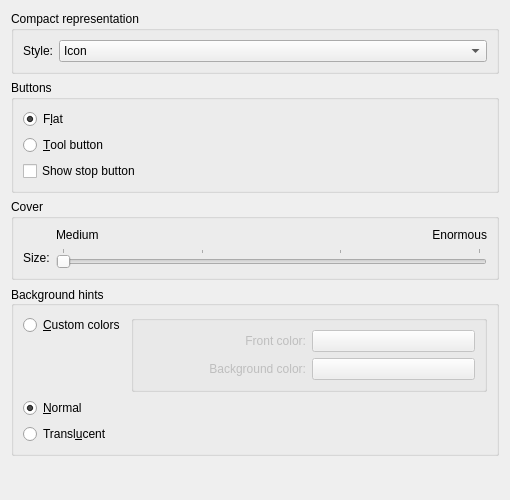
This is engine/generalconfig.ui in jsmitar/playbar2 as Qt 5 draws it before an edit. The edited form follows.
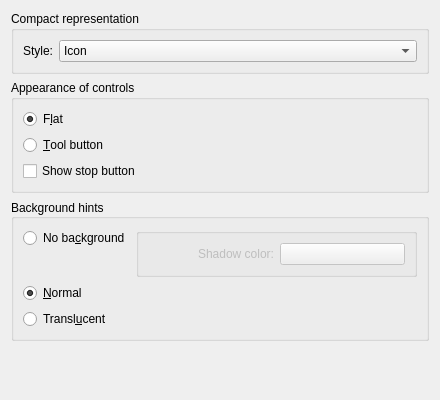
This is the edited form. Custom widgets are drawn as their Qt base class.

Commit message: Option for settting shadow color for formfactor planar

What changed in the file:
```diff
--- a/engine/generalconfig.ui
+++ b/engine/generalconfig.ui
@@ -6,8 +6,8 @@
    <rect>
     <x>0</x>
     <y>0</y>
-    <width>510</width>
-    <height>500</height>
+    <width>440</width>
+    <height>400</height>
    </rect>
   </property>
   <property name="sizePolicy">
@@ -18,8 +18,8 @@
   </property>
   <property name="minimumSize">
    <size>
-    <width>445</width>
-    <height>500</height>
+    <width>440</width>
+    <height>400</height>
    </size>
   </property>
   <layout class="QGridLayout" name="gridLayout">
@@ -93,7 +93,7 @@
         </font>
        </property>
        <property name="title">
-        <string>Buttons</string>
+        <string>Appearance of controls</string>
        </property>
        <property name="flat">
         <bool>true</bool>
@@ -141,82 +141,6 @@
        </layout>
       </widget>
      </item>
-     <item>
-      <widget class="QGroupBox" name="groupBox_Cover">
-       <property name="title">
-        <string>Cover</string>
-       </property>
-       <property name="flat">
-        <bool>true</bool>
-       </property>
-       <layout class="QGridLayout" name="gridLayout_4">
-        <item row="1" column="0">
-         <widget class="QLabel" name="label_Size">
-          <property name="sizePolicy">
-           <sizepolicy hsizetype="Fixed" vsizetype="Preferred">
-            <horstretch>0</horstretch>
-            <verstretch>0</verstretch>
-           </sizepolicy>
-          </property>
-          <property name="text">
-           <string>Size:</string>
-          </property>
-         </widget>
-        </item>
-        <item row="0" column="2">
-         <widget class="QLabel" name="label_Enormous">
-          <property name="text">
-           <string>Enormous</string>
-          </property>
-          <property name="alignment">
-           <set>Qt::AlignRight|Qt::AlignTrailing|Qt::AlignVCenter</set>
-          </property>
-         </widget>
-        </item>
-        <item row="1" column="1" colspan="2">
-         <widget class="QSlider" name="kcfg_CoverSize">
-          <property name="sizePolicy">
-           <sizepolicy hsizetype="Expanding" vsizetype="Fixed">
-            <horstretch>0</horstretch>
-            <verstretch>0</verstretch>
-           </sizepolicy>
-          </property>
-          <property name="toolTip">
-           <string> Icons will scale depending on the DPI</string>
-          </property>
-          <property name="minimum">
-           <number>2</number>
-          </property>
-          <property name="maximum">
-           <number>5</number>
-          </property>
-          <property name="pageStep">
-           <number>1</number>
-          </property>
-          <property name="value">
-           <number>2</number>
-          </property>
-          <property name="tracking">
-           <bool>true</bool>
-          </property>
-          <property name="orientation">
-           <enum>Qt::Horizontal</enum>
-          </property>
-          <property name="tickPosition">
-           <enum>QSlider::TicksAbove</enum>
-          </property>
-         </widget>
-        </item>
-        <item row="0" column="1">
-         <widget class="QLabel" name="label_Medium">
-          <property name="text">
-           <string>Medium</string>
-          </property>
-         </widget>
-        </item>
-       </layout>
-      </widget>
-     </item>
      <item>
       <widget class="QGroupBox" name="kcfg_BackgroundHint">
        <property name="font">
@@ -248,7 +172,7 @@
          <set>Qt::AlignLeading|Qt::AlignLeft|Qt::AlignTop</set>
         </property>
         <item row="0" column="0">
-         <widget class="QRadioButton" name="kcfg_CustomColors">
+         <widget class="QRadioButton" name="kcfg_NoBackground">
           <property name="font">
            <font>
             <weight>50</weight>
@@ -256,12 +180,44 @@
            </font>
           </property>
           <property name="text">
-           <string>&amp;Custom colors</string>
+           <string>No ba&amp;ckground</string>
+          </property>
+         </widget>
+        </item>
+        <item row="2" column="0">
+         <widget class="QRadioButton" name="kcfg_Normal">
+          <property name="font">
+           <font>
+            <weight>50</weight>
+            <bold>false</bold>
+           </font>
+          </property>
+          <property name="text">
+           <string>&amp;Normal</string>
+          </property>
+          <property name="checked">
+           <bool>true</bool>
+          </property>
+         </widget>
+        </item>
+        <item row="3" column="0">
+         <widget class="QRadioButton" name="kcfg_Translucent">
+          <property name="font">
+           <font>
+            <weight>50</weight>
+            <bold>false</bold>
+           </font>
+          </property>
+          <property name="autoFillBackground">
+           <bool>false</bool>
+          </property>
+          <property name="text">
+           <string>Transl&amp;ucent</string>
           </property>
          </widget>
         </item>
         <item row="0" column="1">
-         <widget class="QGroupBox" name="groupBox_CustomColors">
+         <widget class="QGroupBox" name="groupBox_NoBackground">
           <property name="enabled">
            <bool>false</bool>
           </property>
@@ -284,18 +240,8 @@
            <bool>true</bool>
           </property>
           <layout class="QGridLayout" name="gridLayout_2">
-           <item row="0" column="0">
-            <widget class="QLabel" name="label_FrontColor">
-             <property name="text">
-              <string>Front color:</string>
-             </property>
-             <property name="alignment">
-              <set>Qt::AlignRight|Qt::AlignTrailing|Qt::AlignVCenter</set>
-             </property>
-            </widget>
-           </item>
-           <item row="0" column="1">
-            <widget class="KColorButton" name="kcfg_FrontColor">
+           <item row="0" column="2">
+            <widget class="KColorButton" name="kcfg_ShadowColor">
              <property name="sizePolicy">
               <sizepolicy hsizetype="Minimum" vsizetype="Fixed">
                <horstretch>0</horstretch>
@@ -308,69 +254,41 @@
                <height>20</height>
               </size>
              </property>
+             <property name="checkable">
+              <bool>true</bool>
+             </property>
+             <property name="color">
+              <color>
+               <red>255</red>
+               <green>255</green>
+               <blue>255</blue>
+              </color>
+             </property>
+             <property name="defaultColor">
+              <color>
+               <red>255</red>
+               <green>255</green>
+               <blue>255</blue>
+              </color>
+             </property>
              <property name="alphaChannelEnabled">
               <bool>true</bool>
              </property>
             </widget>
            </item>
-           <item row="1" column="0">
-            <widget class="QLabel" name="label_BackgroundColor">
+           <item row="0" column="0">
+            <widget class="QLabel" name="label_ShadowColor">
              <property name="text">
-              <string>Background color:</string>
+              <string>Shadow color:</string>
              </property>
              <property name="alignment">
               <set>Qt::AlignRight|Qt::AlignTrailing|Qt::AlignVCenter</set>
              </property>
             </widget>
            </item>
-           <item row="1" column="1">
-            <widget class="KColorButton" name="kcfg_BackgroundColor">
-             <property name="minimumSize">
-              <size>
-               <width>60</width>
-               <height>20</height>
-              </size>
-             </property>
-             <property name="alphaChannelEnabled">
-              <bool>true</bool>
-             </property>
-            </widget>
-           </item>
           </layout>
          </widget>
         </item>
-        <item row="2" column="0">
-         <widget class="QRadioButton" name="kcfg_Normal">
-          <property name="font">
-           <font>
-            <weight>50</weight>
-            <bold>false</bold>
-           </font>
-          </property>
-          <property name="text">
-           <string>&amp;Normal</string>
-          </property>
-          <property name="checked">
-           <bool>true</bool>
-          </property>
-         </widget>
-        </item>
-        <item row="3" column="0">
-         <widget class="QRadioButton" name="kcfg_Translucent">
-          <property name="font">
-           <font>
-            <weight>50</weight>
-            <bold>false</bold>
-           </font>
-          </property>
-          <property name="autoFillBackground">
-           <bool>false</bool>
-          </property>
-          <property name="text">
-           <string>Transl&amp;ucent</string>
-          </property>
-         </widget>
-        </item>
        </layout>
       </widget>
      </item>
```
Left out of the diff: 4 changed lines with no effect on the pictures. The commit also changes 10 other files.
